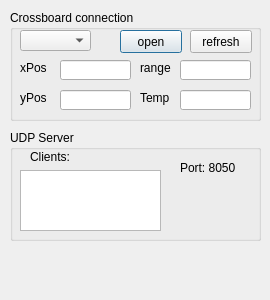
Qt form dialog.ui (baradoid/polden-bino-launcher) before a commit.
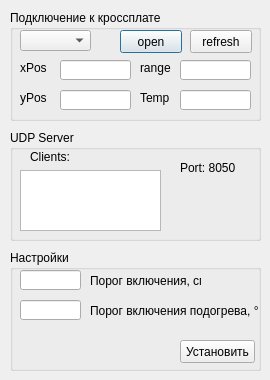
The same form after that commit.

Commit message: теперь настройки из файла дальномер бинарный

The edit to the form file:
```diff
--- a/dialog.ui
+++ b/dialog.ui
@@ -7,19 +7,19 @@
     <x>0</x>
     <y>0</y>
     <width>270</width>
-    <height>300</height>
+    <height>380</height>
    </rect>
   </property>
   <property name="minimumSize">
    <size>
     <width>270</width>
-    <height>300</height>
+    <height>380</height>
    </size>
   </property>
   <property name="maximumSize">
    <size>
     <width>270</width>
-    <height>300</height>
+    <height>380</height>
    </size>
   </property>
   <property name="windowTitle">
@@ -84,7 +84,7 @@
     </rect>
    </property>
    <property name="title">
-    <string>Crossboard connection</string>
+    <string>Подключение к кроссплате</string>
    </property>
    <widget class="QLabel" name="label_6">
     <property name="geometry">
@@ -227,6 +227,90 @@
     </property>
    </widget>
   </widget>
+  <widget class="QGroupBox" name="groupBox_3">
+   <property name="geometry">
+    <rect>
+     <x>10</x>
+     <y>250</y>
+     <width>251</width>
+     <height>121</height>
+    </rect>
+   </property>
+   <property name="title">
+    <string>Настройки</string>
+   </property>
+   <widget class="QLineEdit" name="lineEditRangeThresh">
+    <property name="geometry">
+     <rect>
+      <x>10</x>
+      <y>20</y>
+      <width>61</width>
+      <height>20</height>
+     </rect>
+    </property>
+    <property name="alignment">
+     <set>Qt::AlignCenter</set>
+    </property>
+   </widget>
+   <widget class="QLabel" name="label_7">
+    <property name="geometry">
+     <rect>
+      <x>80</x>
+      <y>20</y>
+      <width>111</width>
+      <height>21</height>
+     </rect>
+    </property>
+    <property name="text">
+     <string>Порог включения, см</string>
+    </property>
+   </widget>
+   <widget class="QLineEdit" name="lineEditRangeThresh_2">
+    <property name="geometry">
+     <rect>
+      <x>10</x>
+      <y>50</y>
+      <width>61</width>
+      <height>20</height>
+     </rect>
+    </property>
+    <property name="alignment">
+     <set>Qt::AlignCenter</set>
+    </property>
+    <property name="readOnly">
+     <bool>true</bool>
+    </property>
+   </widget>
+   <widget class="QLabel" name="label_8">
+    <property name="geometry">
+     <rect>
+      <x>80</x>
+      <y>50</y>
+      <width>171</width>
+      <height>21</height>
+     </rect>
+    </property>
+    <property name="text">
+     <string>Порог включения подогрева, °</string>
+    </property>
+   </widget>
+   <widget class="QPushButton" name="pushButtonSet">
+    <property name="geometry">
+     <rect>
+      <x>170</x>
+      <y>90</y>
+      <width>75</width>
+      <height>23</height>
+     </rect>
+    </property>
+    <property name="text">
+     <string>Установить</string>
+    </property>
+   </widget>
+  </widget>
+  <zorder>groupBox_3</zorder>
+  <zorder>groupBox</zorder>
+  <zorder>groupBox_2</zorder>
  </widget>
  <layoutdefault spacing="6" margin="11"/>
  <resources/>
```
Left out of the diff: 12 changed lines with no effect on the pictures. The commit also changes 2 other files.
